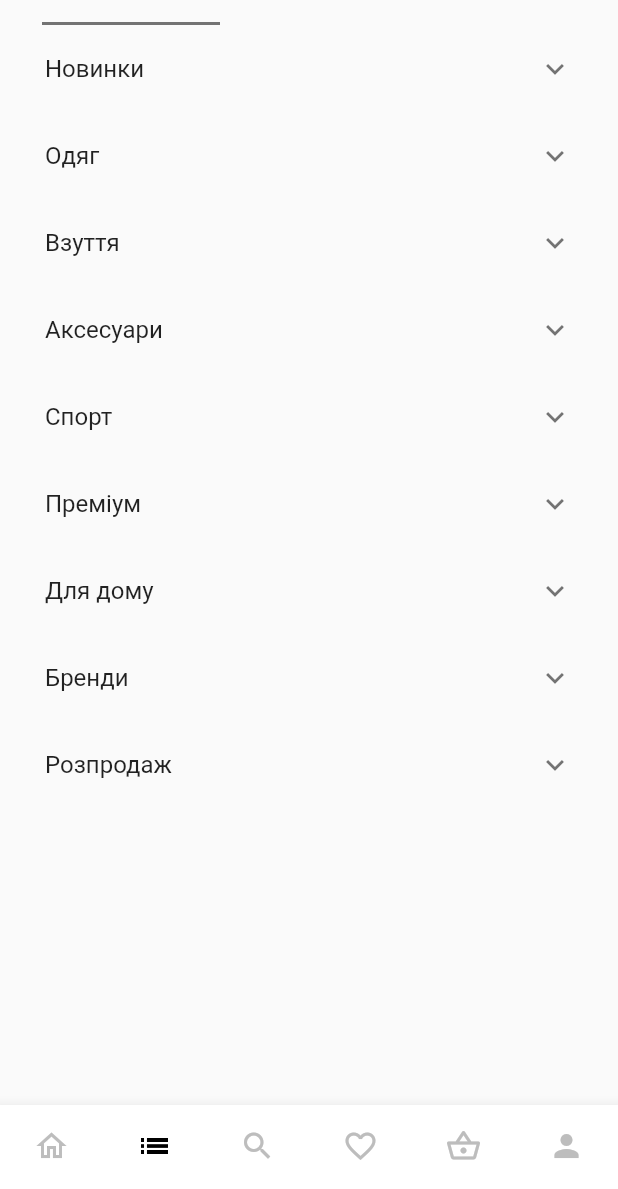
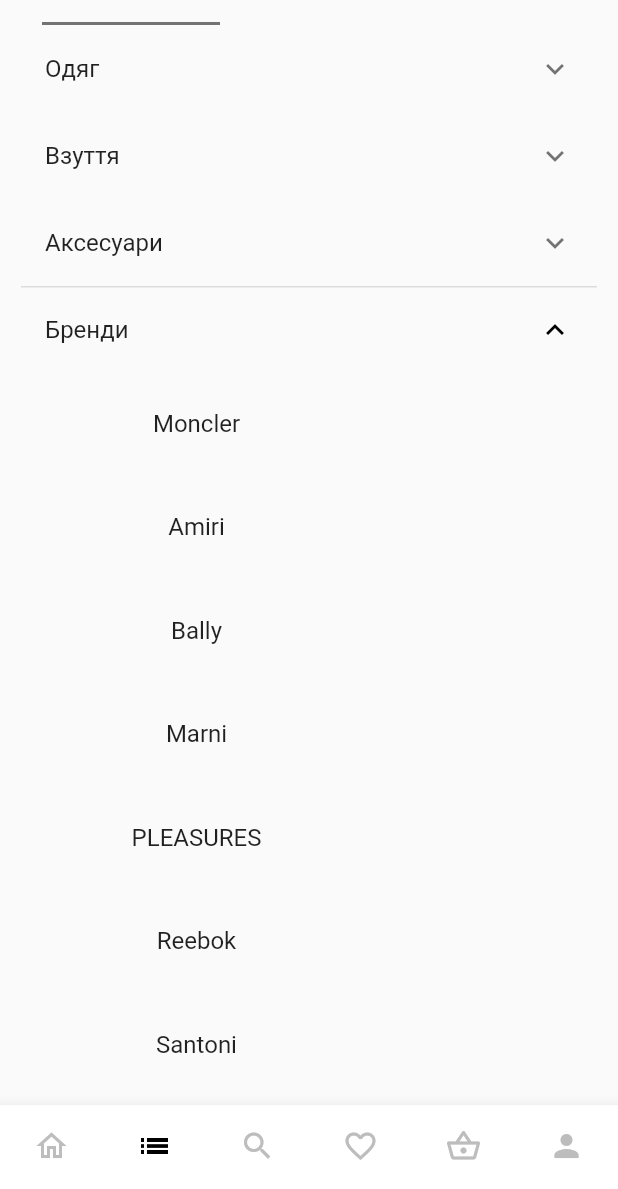
Before and after one commit to OleksandrGai/flutter_shop, a Flutter app: the screen it shows after launch, item 2 of the bottom bar chosen, on a phone screen of 412 x 824 dp, the part 47-1236 px from its top. Run offline on Flutter 3.47's test engine with Material 2 defaults, Android fonts, the phone set to English and light mode, and no system bars; our stand-ins replace bloc, flutter_bloc; Roboto replaces fonts that are missing (Gill Sans).

Commit message:
made layout on category_list_screen

```diff
--- a/lib/model/products_data.dart
+++ b/lib/model/products_data.dart
@@ -7,3 +7,53 @@ abstract class Products {
 class TestProducts extends Products {
   TestProducts(super.typeOfProducts);
 }
+
+final List<Products> productsCategoryListCategoriesScreen = [
+  TestProducts('Одяг'),
+  TestProducts('Взуття'),
+  TestProducts('Аксесуари'),
+  TestProducts('Бренди'),
+  TestProducts('Розпродаж'),
+];
+
+final List<Products> clothesCategoryListCategoriesScreen = [
+  TestProducts('Блузки'),
+  TestProducts('Джинси'),
+  TestProducts('Кофти'),
+  TestProducts('Брюки'),
+  TestProducts('Білизна'),
+  TestProducts('Купальники'),
+  TestProducts('Пальта'),
+  TestProducts('Куртки'),
+];
+
+final List<Products> shoesCategoryListCategoriesScreen = [
+  TestProducts('Кросівки'),
+  TestProducts('Єспадрилі'),
+  TestProducts('Кеди'),
+  TestProducts('Сланци'),
+  TestProducts('Ботинки'),
+  TestProducts('Гумові чоботи'),
+];
+final List<Products> accessoriesCategoryListCategoriesScreen = [
+  TestProducts('Біжутерія'),
+  TestProducts('Парфуми'),
+  TestProducts('Годинники'),
+  TestProducts('Гаманці'),
+  TestProducts('Окуляри'),
+  TestProducts('Маски'),
+];
+final List<Products> brandsListCategoriesScreen = [
+  TestProducts('Moncler'),
+  TestProducts('Amiri'),
+  TestProducts('Bally'),
+  TestProducts('Marni'),
+  TestProducts('PLEASURES'),
+  TestProducts('Reebok'),
+  TestProducts('Santoni'),
+  TestProducts('Adidas'),
+  TestProducts('Puma'),
+  TestProducts('H&M'),
+  TestProducts('ZARA'),
+  TestProducts('Nike'),
+];
--- /dev/null
+++ b/lib/widgets/categories_list_widgets/categories_expansion_tile.dart
@@ -0,0 +1,27 @@
+import 'package:flutter/material.dart';
+
+class ExpansionTileCategoryListScreen extends StatelessWidget {
+  ExpansionTileCategoryListScreen(
+      {super.key,
+      required this.categoryName,
+      required this.categoryWidget,
+      this.initiallyExpanded});
+
+  final String categoryName;
+  final Widget categoryWidget;
+  bool? initiallyExpanded;
+
+  @override
+  Widget build(BuildContext context) {
+    return ExpansionTile(
+      initiallyExpanded: initiallyExpanded!,
+      textColor: Theme.of(context).focusColor,
+      iconColor: Theme.of(context).focusColor,
+      title: Text(
+        categoryName,
+        style: Theme.of(context).textTheme.titleMedium,
+      ),
+      children: [categoryWidget],
+    );
+  }
+}
--- a/lib/widgets/categories_list_widgets/categories_list.dart
+++ b/lib/widgets/categories_list_widgets/categories_list.dart
@@ -1,35 +1,43 @@
 import 'package:flutter/material.dart';
+import 'package:flutter_shop_app/widgets/categories_list_widgets/categories_expansion_tile.dart';
+import 'package:flutter_shop_app/widgets/categories_list_widgets/list_view_category_list.dart';
 
 import '../../model/products_data.dart';
 
 class CategoriesList extends StatelessWidget {
-  CategoriesList({super.key});
-
-  final List<Products> _productsCategory = [
-    TestProducts('Новинки'),
-    TestProducts('Одяг'),
-    TestProducts('Взуття'),
-    TestProducts('Аксесуари'),
-    TestProducts('Спорт'),
-    TestProducts('Преміум'),
-    TestProducts('Для дому'),
-    TestProducts('Бренди'),
-    TestProducts('Розпродаж'),
-  ];
+  const CategoriesList({super.key});
 
   @override
   Widget build(BuildContext context) {
-    return ListView.builder(
-        itemCount: _productsCategory.length,
-        itemBuilder: (context, index) {
-          return ExpansionTile(
-            title: Text(_productsCategory[index].typeOfProducts),
-            children: [
-              Text(
-                _productsCategory.toString(),
-              )
-            ],
-          );
-        });
+    return SingleChildScrollView(
+      child: Column(
+        children: [
+          ExpansionTileCategoryListScreen(
+            initiallyExpanded: false,
+            categoryName:
+                productsCategoryListCategoriesScreen[0].typeOfProducts,
+            categoryWidget: ClothListView(),
+          ),
+          ExpansionTileCategoryListScreen(
+            initiallyExpanded: false,
+            categoryName:
+                productsCategoryListCategoriesScreen[1].typeOfProducts,
+            categoryWidget: ShoesListView(),
+          ),
+          ExpansionTileCategoryListScreen(
+            initiallyExpanded: false,
+            categoryName:
+                productsCategoryListCategoriesScreen[2].typeOfProducts,
+            categoryWidget: AccessoriesListView(),
+          ),
+          ExpansionTileCategoryListScreen(
+            initiallyExpanded: true,
+            categoryName:
+            productsCategoryListCategoriesScreen[3].typeOfProducts,
+            categoryWidget: BrandsListView(),
+          ),
+        ],
+      ),
+    );
   }
 }
--- /dev/null
+++ b/lib/widgets/categories_list_widgets/list_view_category_list.dart
@@ -0,0 +1,130 @@
+import 'package:flutter/material.dart';
+import 'package:flutter_shop_app/model/products_data.dart';
+
+class ClothListView extends StatelessWidget {
+  ClothListView({super.key,});
+
+
+  @override
+  Widget build(BuildContext context) {
+    return ListView.builder(
+      shrinkWrap: true,
+      itemCount: clothesCategoryListCategoriesScreen.length,
+      itemBuilder: (context, index) {
+        return (TextButton(
+          style: ButtonStyle(
+            overlayColor: MaterialStateProperty.all(Theme.of(context).unselectedWidgetColor),
+          ),
+          child: Padding(
+            padding: const EdgeInsets.only(bottom: 17, top: 17),
+            child: Padding(
+              padding: const EdgeInsets.only(right: 150),
+              child: Text(
+                clothesCategoryListCategoriesScreen[index].typeOfProducts,
+                style: Theme.of(context).textTheme.titleMedium,
+              ),
+            ),
+          ),
+          onPressed: () {},
+        ));
+      },
+    );
+  }
+}
+
+class ShoesListView extends StatelessWidget {
+  const ShoesListView({
+    super.key,
+  });
+
+  @override
+  Widget build(BuildContext context) {
+    return ListView.builder(
+      shrinkWrap: true,
+      itemCount: shoesCategoryListCategoriesScreen.length,
+      itemBuilder: (context, index) {
+        return (TextButton(
+          style: ButtonStyle(
+            overlayColor: MaterialStateProperty.all(Theme.of(context).unselectedWidgetColor),
+          ),
+          child: Padding(
+            padding: const EdgeInsets.only(bottom: 17, top: 17),
+            child: Padding(
+              padding: const EdgeInsets.only(right: 150),
+              child: Text(
+                shoesCategoryListCategoriesScreen[index].typeOfProducts,
+                style: Theme.of(context).textTheme.titleMedium,
+              ),
+            ),
+          ),
+          onPressed: () {},
+        ));
+      },
+    );
+  }
+}
+
+class AccessoriesListView extends StatelessWidget {
+  const AccessoriesListView({
+    super.key,
+  });
+
+  @override
+  Widget build(BuildContext context) {
+    return ListView.builder(
+      shrinkWrap: true,
+      itemCount: accessoriesCategoryListCategoriesScreen.length,
+      itemBuilder: (context, index) {
+        return (TextButton(
+          style: ButtonStyle(
+            overlayColor: MaterialStateProperty.all(Theme.of(context).unselectedWidgetColor),
+          ),
+          child: Padding(
+            padding: const EdgeInsets.only(bottom: 17, top: 17),
+            child: Padding(
+              padding: const EdgeInsets.only(right: 150),
+              child: Text(
+                accessoriesCategoryListCategoriesScreen[index].typeOfProducts,
+                style: Theme.of(context).textTheme.titleMedium,
+              ),
+            ),
+          ),
+          onPressed: () {},
+        ));
+      },
+    );
+  }
+}
+
+class BrandsListView extends StatelessWidget {
+  const BrandsListView({
+    super.key,
+  });
+
+  @override
+  Widget build(BuildContext context) {
+    return ListView.builder(
+      shrinkWrap: true,
+      physics: NeverScrollableScrollPhysics(),
+      itemCount: brandsListCategoriesScreen.length,
+      itemBuilder: (context, index) {
+        return (TextButton(
+          style: ButtonStyle(
+           overlayColor: MaterialStateProperty.all(Theme.of(context).unselectedWidgetColor),
+          ),
+          child: Padding(
+            padding: const EdgeInsets.only(bottom: 17, top: 17),
+            child: Padding(
+              padding: const EdgeInsets.only(right: 150),
+              child: Text(
+                brandsListCategoriesScreen[index].typeOfProducts,
+                style: Theme.of(context).textTheme.titleMedium,
+              ),
+            ),
+          ),
+          onPressed: () {},
+        ));
+      },
+    );
+  }
+}
```
